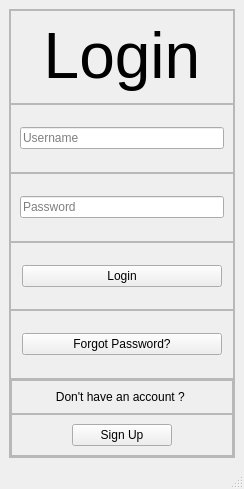
Before: the Qt Designer form mainwindow.ui in aavashlamichhane/LibMan, drawn with Qt 5.
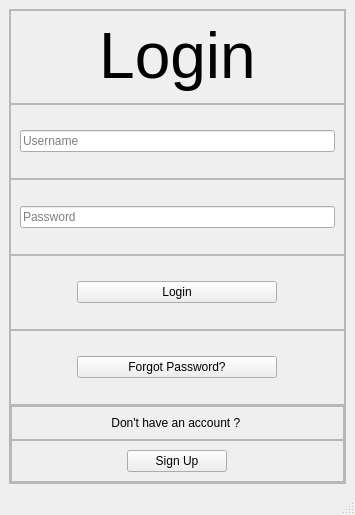
After: the same form once the commit is applied.

```diff
--- a/mainwindow.ui
+++ b/mainwindow.ui
@@ -6,15 +6,15 @@
    <rect>
     <x>0</x>
     <y>0</y>
-    <width>244</width>
-    <height>489</height>
+    <width>355</width>
+    <height>515</height>
    </rect>
   </property>
   <property name="windowTitle">
    <string>MainWindow</string>
   </property>
   <widget class="QWidget" name="centralwidget">
-   <layout class="QHBoxLayout" name="horizontalLayout">
+   <layout class="QVBoxLayout" name="verticalLayout">
     <item>
      <widget class="QFrame" name="frame">
       <property name="frameShape">
```
